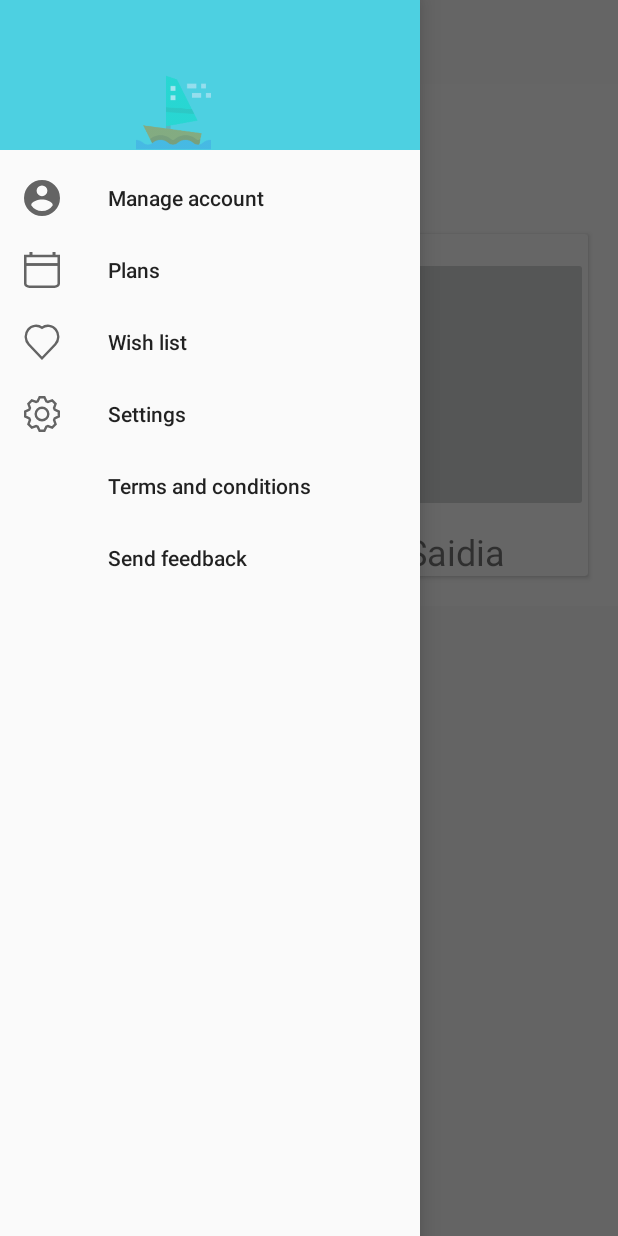
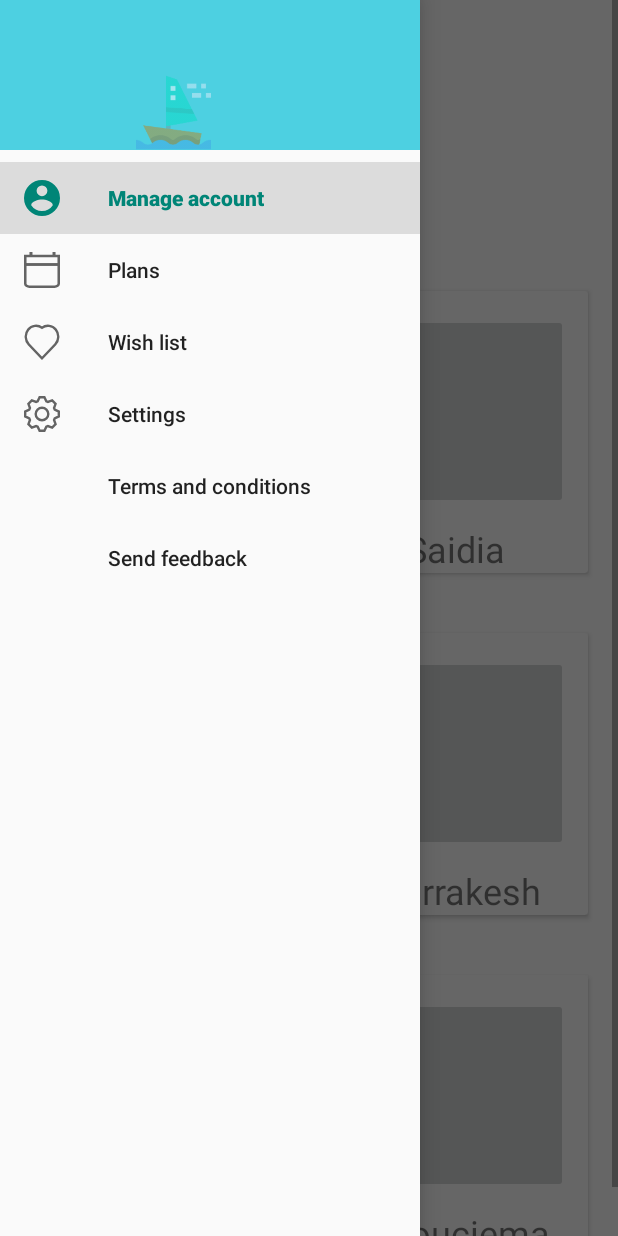
Before and after one commit to ELRHAOUAT/Tour-Guider, an Android app: the CitysActivity screen opened directly, with no data from a screen before it, with the side drawer open, on a phone screen of 412 x 824 dp. Run offline under Robolectric (Android 15) with nearby library versions, the phone set to English and light mode, and no system bars; Roboto replaces fonts that are not available here.

Commit message:
commit 1 : Cities activity update

```diff
--- a/app/src/main/java/com/example/tourguider2/vue/CitysActivity.java
+++ b/app/src/main/java/com/example/tourguider2/vue/CitysActivity.java
@@ -2,27 +2,43 @@ package com.example.tourguider2.vue;
 
 import android.content.Intent;
 import android.os.Bundle;
-import android.view.Menu;
 import android.view.MenuItem;
 import android.view.View;
 import android.widget.Button;
 import android.widget.ImageButton;
+import android.widget.ImageView;
+import android.widget.LinearLayout;
 import android.widget.Toast;
 
 import androidx.annotation.NonNull;
 import androidx.appcompat.app.AppCompatActivity;
+import androidx.core.view.GravityCompat;
+import androidx.drawerlayout.widget.DrawerLayout;
 
 import com.example.tourguider2.R;
 import com.google.android.material.navigation.NavigationView;
 
 public class CitysActivity extends AppCompatActivity implements NavigationView.OnNavigationItemSelectedListener {
 
+    DrawerLayout drawerLayout;
+    NavigationView navigationView;
+    ImageView menuIcon;
+    LinearLayout contentView;
+    //Variables
+    static final float END_SCALE = 0.7f;
 
     @Override
     protected void onCreate(Bundle savedInstanceState) {
         super.onCreate(savedInstanceState);
         setContentView(R.layout.activity_citys);
         exploreNador();
+
+        drawerLayout=findViewById(R.id.drawer_layout);
+        navigationView=findViewById(R.id.nav_view);
+        menuIcon = findViewById(R.id.menu_icon);
+        contentView = findViewById(R.id.content);
+        naviagtionDrawer();
+
 
 
 
@@ -39,17 +55,9 @@ public class CitysActivity extends AppCompatActivity implements NavigationView.O
     }
 
     @Override
-    public boolean onCreateOptionsMenu(Menu menu) {
-        // Inflate the menu; this adds items to the action bar if it is present.
-        getMenuInflater().inflate(R.menu.main_menu, menu);
+    public boolean onNavigationItemSelected(@NonNull MenuItem menuItem) {
         return true;
     }
-
-    @Override
-    public boolean onNavigationItemSelected(@NonNull MenuItem menuItem) {
-        return false;
-    }
-
 
 
     @Override
@@ -76,6 +84,36 @@ public class CitysActivity extends AppCompatActivity implements NavigationView.O
         return true;
     }
 
+    private void naviagtionDrawer() {
+
+        //Naviagtion Drawer
+        navigationView.bringToFront();
+        navigationView.setNavigationItemSelectedListener(this);
+        navigationView.setCheckedItem(R.id.nav_account);
+
+        menuIcon.setOnClickListener(new View.OnClickListener() {
+            @Override
+            public void onClick(View view) {
+                if (drawerLayout.isDrawerVisible(GravityCompat.START))
+                    drawerLayout.closeDrawer(GravityCompat.START);
+                else drawerLayout.openDrawer(GravityCompat.START);
+            }
+        });
+
+
+
+    }
+
+
+
+    @Override
+    public void onBackPressed() {
+
+        if (drawerLayout.isDrawerVisible(GravityCompat.START)) {
+            drawerLayout.closeDrawer(GravityCompat.START);
+        } else
+            super.onBackPressed();
+    }
 
 
 
--- a/app/src/main/res/layout/activity_citys.xml
+++ b/app/src/main/res/layout/activity_citys.xml
@@ -20,35 +20,26 @@
         />
 
 
+
+    <RelativeLayout
+        android:layout_width="match_parent"
+        android:layout_height="wrap_content"
+        android:layout_marginLeft="10dp"
+        android:layout_marginTop="60dp"
+        android:layout_marginRight="10dp"
+        android:padding="20dp">
+
+    </RelativeLayout>
+
+
     <ScrollView
-        android:id="@+id/scrollView2"
-        android:layout_width="411dp"
-        android:layout_height="654dp"
-        android:layout_marginStart="10dp"
-        android:layout_marginLeft="10dp"
-        android:layout_marginTop="5dp"
-        android:layout_marginEnd="10dp"
-        android:layout_marginRight="10dp"
-        app:layout_constraintEnd_toEndOf="parent"
-        app:layout_constraintStart_toStartOf="parent"
-        app:layout_constraintTop_toTopOf="parent">
+        android:layout_width="match_parent"
+        android:layout_height="match_parent">
 
         <androidx.constraintlayout.widget.ConstraintLayout
             android:layout_width="match_parent"
             android:layout_height="match_parent"
             android:background="#FFFFFF">
-
-            <androidx.appcompat.widget.Toolbar
-                android:id="@+id/toolbar"
-                android:layout_width="0dp"
-                android:layout_height="56dp"
-                android:background="#FEFEFE"
-                android:minHeight="?attr/actionBarSize"
-                android:theme="?attr/actionBarTheme"
-                app:layout_constraintEnd_toEndOf="parent"
-                app:layout_constraintStart_toStartOf="parent"
-                app:layout_constraintTop_toTopOf="parent"
-                app:navigationIcon="@drawable/menu" />
 
 
             <TextView
@@ -59,11 +50,11 @@
                 android:layout_marginLeft="16dp"
                 android:layout_marginTop="10dp"
                 android:text="TourGuider"
+                android:textSize="30sp"
 
-                android:textSize="30sp"
                 app:fontFamily="@font/baloo"
                 app:layout_constraintStart_toStartOf="parent"
-                app:layout_constraintTop_toBottomOf="@+id/toolbar" />
+                app:layout_constraintTop_toBottomOf="@+id/content" />
 
             <TextView
                 android:id="@+id/textView2"
@@ -71,13 +62,11 @@
                 android:layout_height="wrap_content"
                 android:layout_marginStart="16dp"
                 android:layout_marginLeft="16dp"
-                android:layout_marginBottom="10dp"
+                android:text="Start your Journey"
 
-                android:text="Start your Journey"
                 app:layout_constraintBottom_toTopOf="@+id/linearLayout"
                 app:layout_constraintStart_toStartOf="parent"
-                app:layout_constraintTop_toBottomOf="@+id/textView"
-                app:layout_constraintVertical_bias="0.65" />
+                app:layout_constraintTop_toBottomOf="@+id/textView" />
 
 
             <LinearLayout
@@ -92,7 +81,7 @@
                 app:layout_constraintHorizontal_bias="0.0"
                 app:layout_constraintStart_toStartOf="parent"
                 app:layout_constraintTop_toTopOf="parent"
-                app:layout_constraintVertical_bias="1.0">
+                app:layout_constraintVertical_bias="0.13999999">
 
                 <androidx.cardview.widget.CardView
                     android:layout_width="0dp"
@@ -113,15 +102,15 @@
                             android:layout_marginTop="10dp"
                             android:text="Nador"
                             android:textSize="24sp"
-                            app:fontFamily="@font/baloo" />
+                            app:fontFamily="@font/baloo"
+                             />
 
                         <ImageButton
                             android:id="@+id/imgBtnNador"
-                            android:layout_width="200dp"
-                            android:layout_height="170dp"
+                            android:layout_width="150dp"
+                            android:layout_height="130dp"
                             android:layout_centerHorizontal="true"
                             android:layout_marginTop="15dp"
-
                             />
                     </RelativeLayout>
                 </androidx.cardview.widget.CardView>
@@ -149,8 +138,8 @@
 
                         <ImageButton
                             android:id="@+id/imgBtnSaidia"
-                            android:layout_width="200dp"
-                            android:layout_height="170dp"
+                            android:layout_width="150dp"
+                            android:layout_height="130dp"
                             android:layout_centerHorizontal="true"
                             android:layout_marginTop="15dp" />
                     </RelativeLayout>
@@ -191,8 +180,8 @@
 
                         <ImageButton
                             android:id="@+id/imgBtnTanger"
-                            android:layout_width="200dp"
-                            android:layout_height="170dp"
+                            android:layout_width="150dp"
+                            android:layout_height="130dp"
                             android:layout_centerHorizontal="true"
                             android:layout_marginTop="15dp" />
                     </RelativeLayout>
@@ -221,8 +210,8 @@
 
                         <ImageButton
                             android:id="@+id/imgBtnKesh"
-                            android:layout_width="200dp"
-                            android:layout_height="170dp"
+                            android:layout_width="150dp"
+                            android:layout_height="130dp"
                             android:layout_centerHorizontal="true"
                             android:layout_marginTop="15dp" />
                     </RelativeLayout>
@@ -262,8 +251,8 @@
 
                         <ImageButton
                             android:id="@+id/imgBtnTetouane"
-                            android:layout_width="200dp"
-                            android:layout_height="170dp"
+                            android:layout_width="150dp"
+                            android:layout_height="130dp"
                             android:layout_centerHorizontal="true"
                             android:layout_marginTop="15dp"
 
@@ -294,8 +283,8 @@
 
                         <ImageButton
                             android:id="@+id/imgBtnElhouciema"
-                            android:layout_width="200dp"
-                            android:layout_height="170dp"
+                            android:layout_width="150dp"
+                            android:layout_height="130dp"
                             android:layout_centerHorizontal="true"
                             android:layout_marginTop="15dp"
 
@@ -303,10 +292,45 @@
                     </RelativeLayout>
                 </androidx.cardview.widget.CardView>
             </LinearLayout>
+
+            <LinearLayout
+                android:id="@+id/content"
+                android:layout_width="match_parent"
+                android:layout_height="match_parent"
+                android:background="#FFFFFF"
+                android:orientation="horizontal">
+
+                <RelativeLayout
+                    android:layout_width="match_parent"
+                    android:layout_height="57dp"
+                    android:layout_marginLeft="0dp"
+                    android:layout_marginRight="10dp">
+
+                    <ImageView
+                        android:id="@+id/menu_icon"
+                        android:layout_width="40dp"
+                        android:layout_height="40dp"
+                        android:layout_alignParentStart="true"
+                        android:layout_alignParentLeft="true"
+                        android:layout_alignParentTop="true"
+                        android:layout_alignParentBottom="true"
+                        android:layout_marginStart="18dp"
+                        android:layout_marginLeft="18dp"
+                        android:layout_marginTop="8.5dp"
+                        android:layout_marginBottom="8.5dp"
+                        android:contentDescription="TODO"
+                        android:src="@drawable/menu"
+                        tools:ignore="MissingConstraints"
+                        tools:layout_editor_absoluteX="17dp"
+                        tools:layout_editor_absoluteY="20dp" />
+
+                </RelativeLayout>
+
+            </LinearLayout>
+
+
         </androidx.constraintlayout.widget.ConstraintLayout>
 
 
     </ScrollView>
-
-
 </androidx.drawerlayout.widget.DrawerLayout>
--- a/app/src/main/res/menu/main_menu.xml
+++ b/app/src/main/res/menu/main_menu.xml
@@ -1,7 +1,6 @@
 <?xml version="1.0" encoding="utf-8"?>
 <menu xmlns:android="http://schemas.android.com/apk/res/android"
-    android:icon="@drawable/ic_main_menu"
-    android:id="@+id/imgBtnMenu"
+
     >
 
     <group android:checkableBehavior="single">
--- a/app/src/main/res/values/color.xml
+++ b/app/src/main/res/values/color.xml
@@ -1,7 +1,7 @@
 <?xml version="1.0" encoding="utf-8"?>
 <resources>
     <color name="colorPrimary">#008577</color>
-    <color name="colorPrimaryDark">#00574B</color>
+    <color name="colorPrimaryDark">#4DD0E1</color>
     <color name="colorAccent">#D81B60</color>
     <color name="view_gray">#8d95989a</color>
     <color name="red">#b00</color>
```
